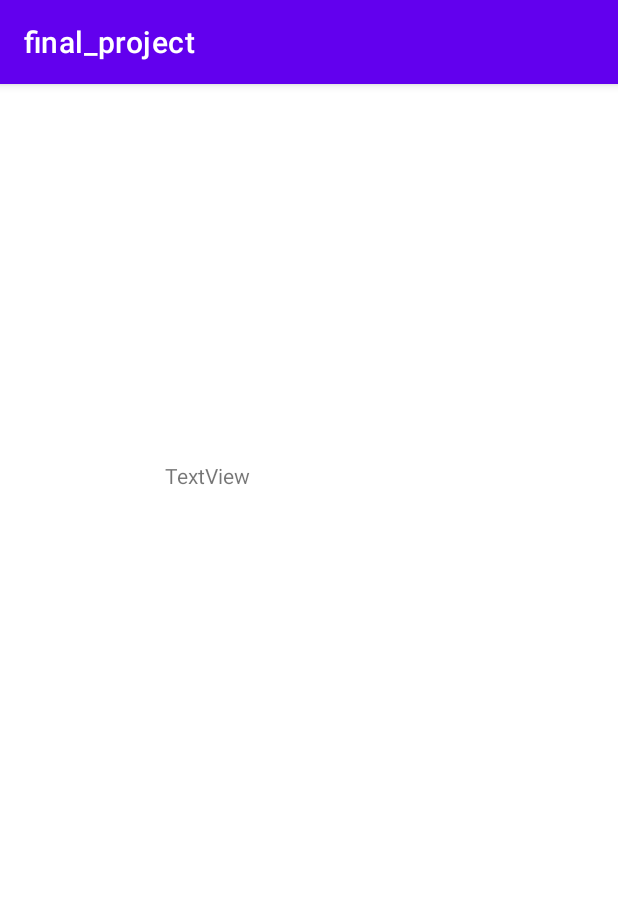
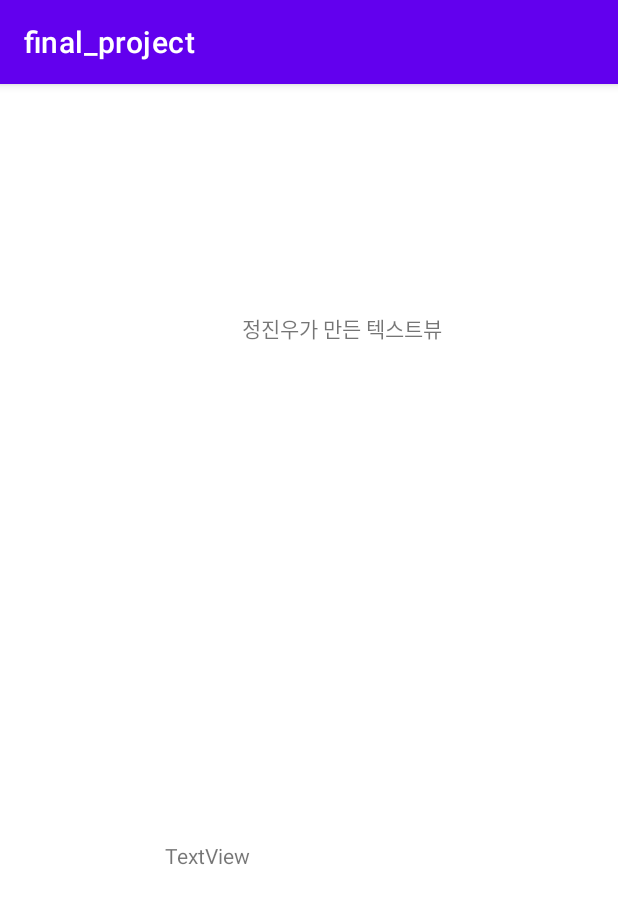
Before and after one commit to jhy2639/final_project_and, an Android app: the screen it shows after launch (MainActivity), on a phone screen of 412 x 824 dp. Shown: the top 904 px of the screen. Run offline under Robolectric (Android 15) with nearby library versions, the phone set to English and light mode, and no system bars.

Commit message:
정진우텍스트뷰 생성

```diff
--- a/app/src/main/java/com/example/final_project/MainActivity.java
+++ b/app/src/main/java/com/example/final_project/MainActivity.java
@@ -3,9 +3,13 @@ package com.example.final_project;
 import androidx.appcompat.app.AppCompatActivity;
 
 import android.os.Bundle;
+import android.widget.TextView;
+
+import org.w3c.dom.Text;
 
 public class MainActivity extends AppCompatActivity {
 
+    TextView tv_jinwoo;
     @Override
     protected void onCreate(Bundle savedInstanceState) {
         super.onCreate(savedInstanceState);
@@ -23,6 +27,10 @@ public class MainActivity extends AppCompatActivity {
         String cc = "아 왜안돼";
         String zz = "sadsadsa";
 
+        tv_jinwoo = findViewById(R.id.tv_jinwoo);
+
+
+
 
     }
 }
--- a/app/src/main/res/layout/activity_main.xml
+++ b/app/src/main/res/layout/activity_main.xml
@@ -9,11 +9,26 @@
     <TextView
         android:id="@+id/textView"
         android:layout_width="212dp"
-        android:layout_height="296dp"
+        android:layout_height="0dp"
         android:layout_marginStart="110dp"
         android:layout_marginLeft="110dp"
         android:layout_marginTop="251dp"
+        android:layout_marginBottom="184dp"
         android:text="TextView"
+        app:layout_constraintBottom_toBottomOf="parent"
         app:layout_constraintStart_toStartOf="parent"
+        app:layout_constraintTop_toBottomOf="@+id/tv_jinwoo" />
+
+    <TextView
+        android:id="@+id/tv_jinwoo"
+        android:layout_width="wrap_content"
+        android:layout_height="wrap_content"
+        android:layout_marginStart="51dp"
+        android:layout_marginLeft="51dp"
+        android:layout_marginTop="152dp"
+        android:layout_marginBottom="80dp"
+        android:text="정진우가 만든 텍스트뷰"
+        app:layout_constraintBottom_toTopOf="@+id/textView"
+        app:layout_constraintStart_toStartOf="@+id/textView"
         app:layout_constraintTop_toTopOf="parent" />
 </androidx.constraintlayout.widget.ConstraintLayout>
```
